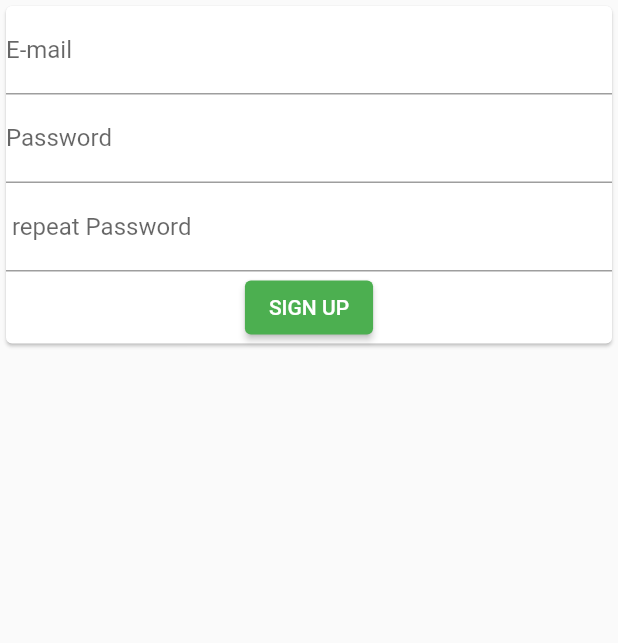
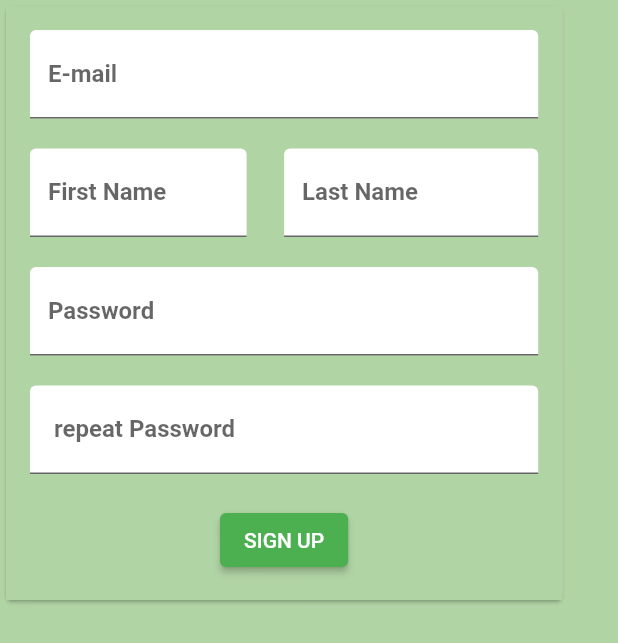
Before and after one commit to MohamedBouarada/TAKWIRA, a Flutter app: the screen it shows after launch, on a phone screen of 412 x 824 dp. Shown: the top 643 px of the screen. Run offline on Flutter 3.47's test engine with Material 2 defaults, Android fonts, the light colour scheme and no system bars.

Commit message:
adding missing form fields and styling the background

```diff
--- a/lib/main.dart
+++ b/lib/main.dart
@@ -22,7 +22,7 @@
           theme: ThemeData(
             primarySwatch: Colors.green,
           ),
-          home: AuthScreen(),
+          home: const AuthScreen(),
         ),
       ),
     );
--- a/lib/screens/auth_screen.dart
+++ b/lib/screens/auth_screen.dart
@@ -11,6 +11,7 @@ class AuthScreen extends StatelessWidget {
     final deviceSize = MediaQuery.of(context).size;
 
     return Scaffold(
+      backgroundColor: Color.fromARGB(255, 177, 212, 165),
       body: Stack(
         children: <Widget>[
           Flexible(child: AuthCard()),
@@ -30,6 +31,8 @@ class _AuthCardState extends State<AuthCard> {
   Map<String, String> _authData = {
     'email': '',
     'password': '',
+    'firstName': '',
+    'lastName': '',
   };
   final _passwordController = TextEditingController();
   Future<void> _submit() async {}
@@ -39,14 +42,21 @@ class _AuthCardState extends State<AuthCard> {
     final deviceSize = MediaQuery.of(context).size;
     return Card(
       child: Container(
+        color: Color.fromARGB(255, 177, 212, 165),
+        width: deviceSize.width * 0.9,
+        padding: EdgeInsets.all(16.0),
         child: Form(
           key: _formKey,
           child: SingleChildScrollView(
             child: Column(
               children: <Widget>[
                 TextFormField(
-                  decoration: const InputDecoration(labelText: 'E-mail'),
+                  decoration: const InputDecoration(
+                      labelText: 'E-mail',
+                      fillColor: Colors.white,
+                      filled: true),
                   keyboardType: TextInputType.emailAddress,
+                  style: const TextStyle(fontWeight: FontWeight.bold),
                   validator: (value) {
                     if (value!.isEmpty || !value.contains('@')) {
                       return 'Invalid Email';
@@ -56,9 +66,62 @@ class _AuthCardState extends State<AuthCard> {
                     _authData['email'] = newValue!;
                   },
                 ),
+                const SizedBox(
+                  height: 20.0,
+                ),
+                Row(
+                  children: <Widget>[
+                    Expanded(
+                      child: Padding(
+                        padding: const EdgeInsets.only(right: 25.0),
+                        child: TextFormField(
+                          decoration: const InputDecoration(
+                              labelText: 'First Name',
+                              fillColor: Colors.white,
+                              filled: true),
+                          keyboardType: TextInputType.name,
+                          style: const TextStyle(fontWeight: FontWeight.bold),
+                          validator: (value) {
+                            if (value!.isEmpty) {
+                              return 'Invalid first name';
+                            }
+                          },
+                          onSaved: (newValue) {
+                            _authData['firstName'] = newValue!;
+                          },
+                        ),
+                      ),
+                    ),
+                    Expanded(
+                      child: TextFormField(
+                        decoration: const InputDecoration(
+                            labelText: 'Last Name',
+                            fillColor: Colors.white,
+                            filled: true),
+                        keyboardType: TextInputType.name,
+                        style: const TextStyle(fontWeight: FontWeight.bold),
+                        validator: (value) {
+                          if (value!.isEmpty) {
+                            return 'Invalid first name';
+                          }
+                        },
+                        onSaved: (newValue) {
+                          _authData['lastName'] = newValue!;
+                        },
+                      ),
+                    ),
+                  ],
+                ),
+                const SizedBox(
+                  height: 20.0,
+                ),
                 TextFormField(
-                  decoration: const InputDecoration(labelText: 'Password'),
+                  decoration: const InputDecoration(
+                      labelText: 'Password',
+                      fillColor: Colors.white,
+                      filled: true),
                   obscureText: true,
+                  style: const TextStyle(fontWeight: FontWeight.bold),
                   controller: _passwordController,
                   validator: (value) {
                     if (value!.isEmpty) {
@@ -69,15 +132,24 @@ class _AuthCardState extends State<AuthCard> {
                     _authData['password'] = newValue!;
                   },
                 ),
+                const SizedBox(
+                  height: 20.0,
+                ),
                 TextFormField(
-                  decoration:
-                      const InputDecoration(labelText: ' repeat Password'),
+                  decoration: const InputDecoration(
+                      labelText: ' repeat Password',
+                      fillColor: Colors.white,
+                      filled: true),
                   obscureText: true,
+                  style: const TextStyle(fontWeight: FontWeight.bold),
                   validator: (value) {
                     if (value != _passwordController.text) {
                       return 'Passwords does not match';
                     }
                   },
+                ),
+                const SizedBox(
+                  height: 20.0,
                 ),
                 ElevatedButton(
                   onPressed: _submit,
```
